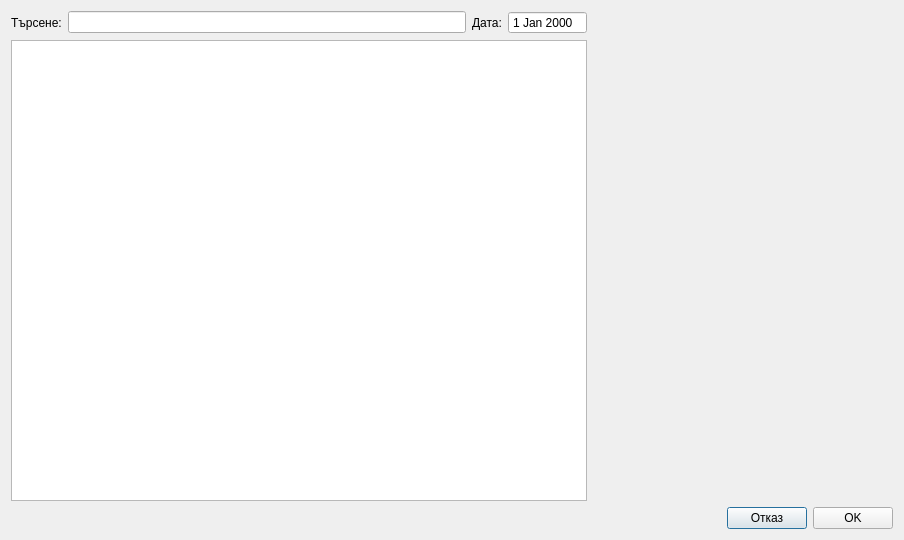
This is src/View/ProcedureDialog/ProcedureDialog.ui in thefinalcutbg/DinoDent as Qt 5 draws it before an edit. The edited form follows.
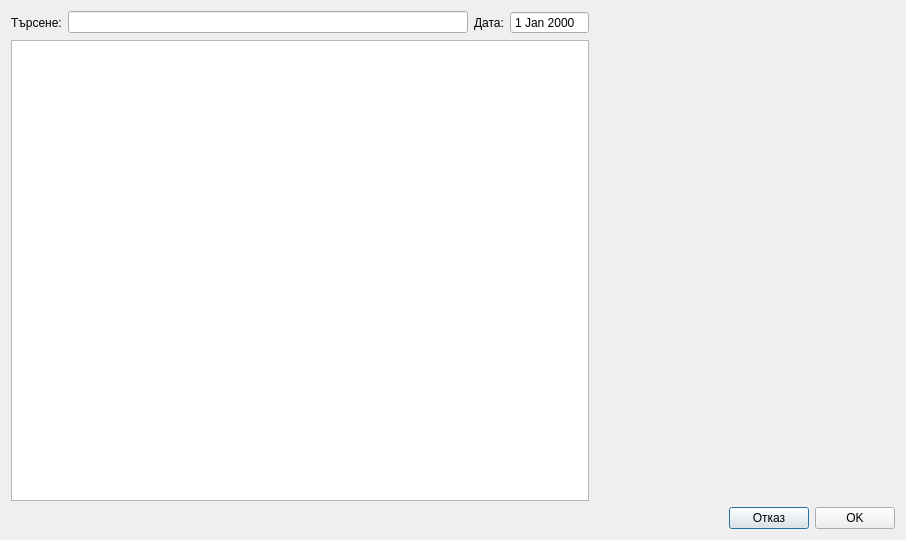
This is the edited form. The open tabs and pages were chosen to show the change. Custom widgets are drawn as their Qt base class.

Commit message: ProcedureDialog layout changes (and all its subwidgets)

Diff of the .ui file:
```diff
--- a/src/View/ProcedureDialog/ProcedureDialog.ui
+++ b/src/View/ProcedureDialog/ProcedureDialog.ui
@@ -6,14 +6,14 @@
    <rect>
     <x>0</x>
     <y>0</y>
-    <width>904</width>
+    <width>906</width>
     <height>540</height>
    </rect>
   </property>
   <property name="minimumSize">
    <size>
-    <width>862</width>
-    <height>540</height>
+    <width>0</width>
+    <height>0</height>
    </size>
   </property>
   <property name="maximumSize">
@@ -92,25 +92,6 @@
            </property>
           </spacer>
          </item>
-         <item>
-          <widget class="QLabel" name="errorLabel">
-           <property name="sizePolicy">
-            <sizepolicy hsizetype="Fixed" vsizetype="Preferred">
-             <horstretch>0</horstretch>
-             <verstretch>0</verstretch>
-            </sizepolicy>
-           </property>
-           <property name="minimumSize">
-            <size>
-             <width>300</width>
-             <height>0</height>
-            </size>
-           </property>
-           <property name="text">
-            <string/>
-           </property>
-          </widget>
-         </item>
          <item>
           <widget class="CommonFields" name="commonFields" native="true">
            <property name="sizePolicy">
@@ -144,10 +125,41 @@
              <height>0</height>
             </size>
            </property>
+           <property name="maximumSize">
+            <size>
+             <width>300</width>
+             <height>16777215</height>
+            </size>
+           </property>
            <property name="currentIndex">
             <number>4</number>
            </property>
-           <widget class="QWidget" name="empty"/>
+           <widget class="QWidget" name="page">
+            <layout class="QVBoxLayout" name="verticalLayout_4">
+             <item>
+              <widget class="QLabel" name="errorLabel">
+               <property name="sizePolicy">
+                <sizepolicy hsizetype="Preferred" vsizetype="Preferred">
+                 <horstretch>0</horstretch>
+                 <verstretch>0</verstretch>
+                </sizepolicy>
+               </property>
+               <property name="minimumSize">
+                <size>
+                 <width>0</width>
+                 <height>0</height>
+                </size>
+               </property>
+               <property name="text">
+                <string/>
+               </property>
+               <property name="alignment">
+                <set>Qt::AlignCenter</set>
+               </property>
+              </widget>
+             </item>
+            </layout>
+           </widget>
            <widget class="ObturationView" name="obturWidget"/>
            <widget class="CrownView" name="crownWidget"/>
            <widget class="ImplantView" name="implantWidget"/>
```
Left out of the diff: 4 changed lines with no effect on the pictures. The commit also changes 13 other files.
